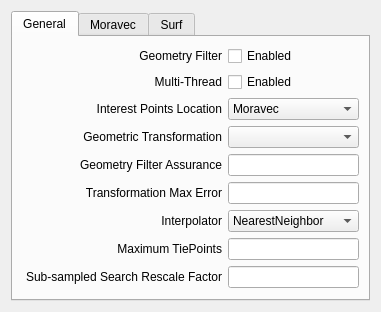
This is src/terralib/qt/widgets/rp/ui/TiePointLocatorParametersWidgetForm.ui in claudiobogossian/terralib5 as Qt 5 draws it before an edit. The edited form follows.
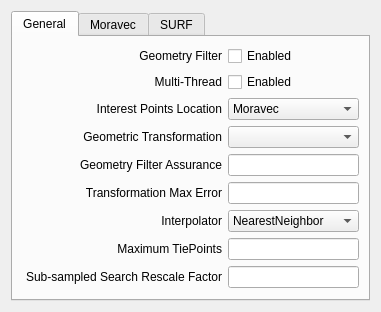
This is the edited form.

Diff of the .ui file:
```diff
--- a/src/terralib/qt/widgets/rp/ui/TiePointLocatorParametersWidgetForm.ui
+++ b/src/terralib/qt/widgets/rp/ui/TiePointLocatorParametersWidgetForm.ui
@@ -500,7 +500,7 @@
      </widget>
      <widget class="QWidget" name="tab_6">
       <attribute name="title">
-       <string>Surf</string>
+       <string>SURF</string>
       </attribute>
       <layout class="QGridLayout" name="gridLayout">
        <item row="0" column="0">
```
Left out of the diff: 2 changed lines with no effect on the pictures.
